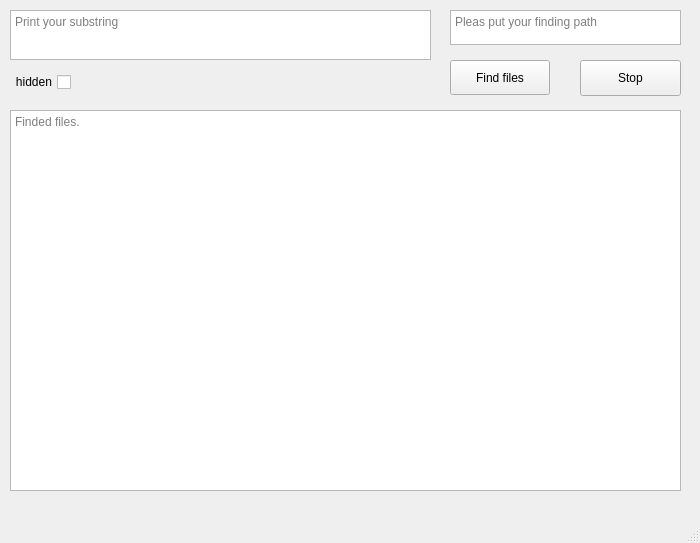
Before: the Qt Designer form mainwindow.ui in OlegUtusikov/Homework1_cpp, drawn with Qt 5.
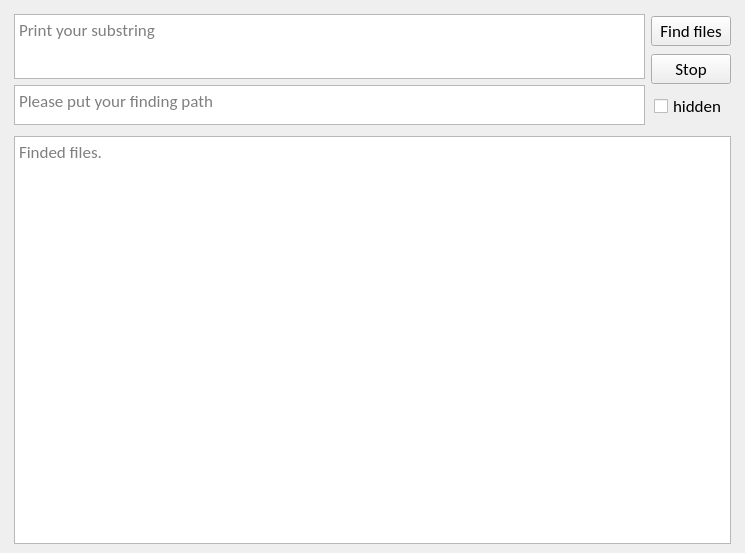
After: the same form once the commit is applied.

```diff
--- a/mainwindow.ui
+++ b/mainwindow.ui
@@ -6,19 +6,20 @@
    <rect>
     <x>0</x>
     <y>0</y>
-    <width>700</width>
-    <height>543</height>
+    <width>745</width>
+    <height>553</height>
    </rect>
   </property>
   <property name="maximumSize">
    <size>
-    <width>1000</width>
-    <height>800</height>
+    <width>16777215</width>
+    <height>16777215</height>
    </size>
   </property>
   <property name="font">
    <font>
-    <family>MS Sans Serif</family>
+    <family>Calibri</family>
+    <pointsize>13</pointsize>
     <weight>50</weight>
     <bold>false</bold>
     <underline>false</underline>
@@ -35,152 +36,121 @@
    </size>
   </property>
   <widget class="QWidget" name="centralwidget">
-   <property name="sizePolicy">
-    <sizepolicy hsizetype="Fixed" vsizetype="Fixed">
-     <horstretch>0</horstretch>
-     <verstretch>0</verstretch>
-    </sizepolicy>
-   </property>
    <property name="minimumSize">
     <size>
-     <width>700</width>
-     <height>500</height>
+     <width>0</width>
+     <height>0</height>
     </size>
    </property>
    <property name="maximumSize">
     <size>
-     <width>700</width>
-     <height>500</height>
+     <width>16777215</width>
+     <height>16777215</height>
     </size>
    </property>
+   <layout class="QVBoxLayout" name="verticalLayout_4">
+    <item>
+     <layout class="QVBoxLayout" name="verticalLayout_3">
+      <property name="leftMargin">
+       <number>5</number>
+      </property>
+      <property name="rightMargin">
+       <number>5</number>
+      </property>
+      <item>
+       <layout class="QHBoxLayout" name="horizontalLayout">
+        <property name="topMargin">
+         <number>5</number>
+        </property>
+        <property name="bottomMargin">
+         <number>5</number>
+        </property>
+        <item>
+         <layout class="QVBoxLayout" name="verticalLayout">
+          <property name="leftMargin">
+           <number>0</number>
+          </property>
+          <property name="topMargin">
+           <number>0</number>
+          </property>
+          <property name="rightMargin">
+           <number>0</number>
+          </property>
+          <property name="bottomMargin">
+           <number>0</number>
+          </property>
+          <item alignment="Qt::AlignTop">
    <widget class="QTextEdit" name="InputData">
     <property name="enabled">
      <bool>true</bool>
     </property>
-    <property name="geometry">
-     <rect>
-      <x>10</x>
-      <y>10</y>
-      <width>421</width>
-      <height>50</height>
-     </rect>
-    </property>
     <property name="maximumSize">
      <size>
       <width>16777215</width>
-      <height>50</height>
+              <height>65</height>
      </size>
     </property>
     <property name="placeholderText">
      <string>Print your substring</string>
     </property>
    </widget>
-   <widget class="QTextBrowser" name="FilesOut">
-    <property name="geometry">
-     <rect>
-      <x>10</x>
-      <y>110</y>
-      <width>671</width>
-      <height>381</height>
-     </rect>
-    </property>
-    <property name="placeholderText">
-     <string>Finded files.</string>
-    </property>
-   </widget>
-   <widget class="QCheckBox" name="checkBox">
-    <property name="geometry">
-     <rect>
-      <x>10</x>
-      <y>70</y>
-      <width>61</width>
-      <height>24</height>
-     </rect>
-    </property>
-    <property name="layoutDirection">
-     <enum>Qt::RightToLeft</enum>
-    </property>
-    <property name="text">
-     <string>hidden</string>
-    </property>
-   </widget>
-   <widget class="QPushButton" name="FindButton">
-    <property name="geometry">
-     <rect>
-      <x>450</x>
-      <y>60</y>
-      <width>100</width>
-      <height>35</height>
-     </rect>
-    </property>
-    <property name="maximumSize">
-     <size>
-      <width>100</width>
-      <height>35</height>
-     </size>
-    </property>
-    <property name="cursor">
-     <cursorShape>PointingHandCursor</cursorShape>
-    </property>
-    <property name="mouseTracking">
-     <bool>false</bool>
-    </property>
-    <property name="focusPolicy">
-     <enum>Qt::NoFocus</enum>
-    </property>
-    <property name="text">
-     <string>Find files</string>
-    </property>
-   </widget>
+          </item>
+          <item alignment="Qt::AlignTop">
    <widget class="QTextEdit" name="PathData">
-    <property name="geometry">
-     <rect>
-      <x>450</x>
-      <y>10</y>
-      <width>231</width>
-      <height>35</height>
-     </rect>
-    </property>
-    <property name="sizePolicy">
-     <sizepolicy hsizetype="Expanding" vsizetype="Expanding">
-      <horstretch>0</horstretch>
-      <verstretch>0</verstretch>
-     </sizepolicy>
-    </property>
     <property name="minimumSize">
      <size>
       <width>0</width>
-      <height>6</height>
+              <height>0</height>
      </size>
     </property>
     <property name="maximumSize">
      <size>
-      <width>300</width>
-      <height>35</height>
+              <width>16777215</width>
+              <height>40</height>
      </size>
     </property>
     <property name="documentTitle">
      <string/>
     </property>
     <property name="placeholderText">
-     <string>Pleas put your finding path</string>
-    </property>
-   </widget>
+             <string>Please put your finding path</string>
+            </property>
+           </widget>
+          </item>
+         </layout>
+        </item>
+        <item>
+         <layout class="QVBoxLayout" name="verticalLayout_2">
+          <property name="leftMargin">
+           <number>0</number>
+          </property>
+          <property name="rightMargin">
+           <number>0</number>
+          </property>
+          <item>
+           <widget class="QPushButton" name="FindButton">
+            <property name="maximumSize">
+             <size>
+              <width>16777215</width>
+              <height>16777215</height>
+             </size>
+            </property>
+            <property name="cursor">
+             <cursorShape>PointingHandCursor</cursorShape>
+            </property>
+            <property name="mouseTracking">
+             <bool>false</bool>
+            </property>
+            <property name="focusPolicy">
+             <enum>Qt::NoFocus</enum>
+            </property>
+            <property name="text">
+             <string>Find files</string>
+            </property>
+           </widget>
+          </item>
+          <item>
    <widget class="QPushButton" name="StopButton">
-    <property name="geometry">
-     <rect>
-      <x>580</x>
-      <y>60</y>
-      <width>101</width>
-      <height>36</height>
-     </rect>
-    </property>
-    <property name="sizePolicy">
-     <sizepolicy hsizetype="Expanding" vsizetype="Fixed">
-      <horstretch>0</horstretch>
-      <verstretch>0</verstretch>
-     </sizepolicy>
-    </property>
     <property name="cursor">
      <cursorShape>PointingHandCursor</cursorShape>
     </property>
@@ -194,6 +164,31 @@
      <string>Stop</string>
     </property>
    </widget>
+          </item>
+          <item alignment="Qt::AlignHCenter">
+           <widget class="QCheckBox" name="checkBox">
+            <property name="layoutDirection">
+             <enum>Qt::LeftToRight</enum>
+            </property>
+            <property name="text">
+             <string>hidden</string>
+            </property>
+           </widget>
+          </item>
+         </layout>
+        </item>
+       </layout>
+      </item>
+      <item>
+       <widget class="QTextBrowser" name="FilesOut">
+        <property name="placeholderText">
+         <string>Finded files.</string>
+        </property>
+       </widget>
+      </item>
+     </layout>
+    </item>
+   </layout>
   </widget>
   <widget class="QMenuBar" name="menubar">
    <property name="geometry">
@@ -208,7 +203,6 @@
     <cursorShape>ArrowCursor</cursorShape>
    </property>
   </widget>
-  <widget class="QStatusBar" name="statusbar"/>
  </widget>
  <resources/>
  <connections/>
```
Left out of the diff: 4 changed lines with no effect on the pictures. Lines whose indentation alone changed are shown as unchanged.
